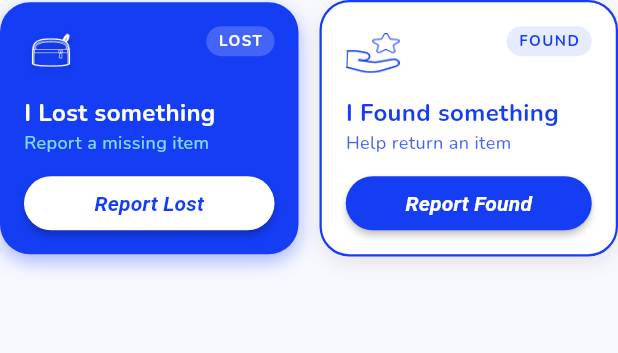
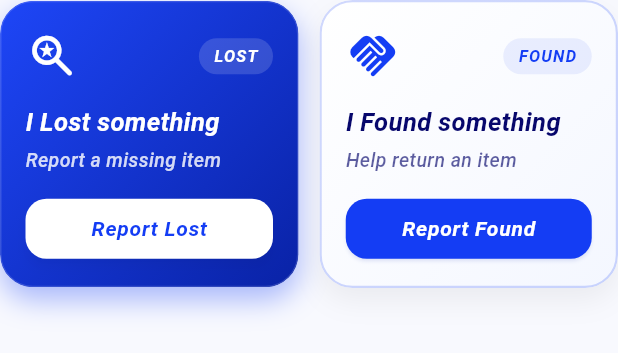
Before and after one commit to chzaeem47/Lost-Loop-, a Flutter app: the ActionCardsSection widget shown alone on an empty page, opened directly, on a phone screen of 412 x 824 dp. Shown: the top 353 px of the screen. Run offline on Flutter 3.47's test engine with Material 3 defaults, Android fonts, the light colour scheme and no system bars; our stand-ins replace flutter_svg, google_fonts; network calls fail; Roboto replaces fonts that are missing (Tinos).

Commit message:
Action Cards of Dashboard new UI

```diff
--- a/lib/views/home/widgets/action_card.dart
+++ b/lib/views/home/widgets/action_card.dart
@@ -1,11 +1,19 @@
 import 'package:flutter/material.dart';
 import 'package:google_fonts/google_fonts.dart';
-import '../../../core/constants/app_assets.dart';
+
 import '../../../core/constants/app_colors.dart';
-import '../../../core/routes/app_routes.dart';
+import '../../report/report_found_screen.dart';
+import '../../report/report_lost_screen.dart';
 
 class ActionCardsSection extends StatelessWidget {
-  const ActionCardsSection({super.key});
+  final VoidCallback? onLostTap;
+  final VoidCallback? onFoundTap;
+
+  const ActionCardsSection({
+    super.key,
+    this.onLostTap,
+    this.onFoundTap,
+  });
 
   @override
   Widget build(BuildContext context) {
@@ -13,104 +21,23 @@ class ActionCardsSection extends StatelessWidget {
       children: [
         // Card 1: I Lost something
         Expanded(
-          child: Container(
-            padding: const EdgeInsets.all(16),
-            decoration: BoxDecoration(
-              color: AppColors.primaryBlue,
-              borderRadius: BorderRadius.circular(20),
-              boxShadow: [
-                BoxShadow(
-                  color: AppColors.primaryBlue.withOpacity(0.35),
-                  blurRadius: 10,
-                  offset: const Offset(0, 5),
+          child: GestureDetector(
+            onTap: onLostTap ??
+                () {
+                  Navigator.push(
+                    context,
+                    MaterialPageRoute(
+                      builder: (context) => const ReportLostScreen(),
                     ),
-              ],
-            ),
-            child: Stack(
-              children: [
-                Column(
-                  crossAxisAlignment: CrossAxisAlignment.start,
-                  mainAxisSize: MainAxisSize.min,
-                  children: [
-                    // Top Icon
-                    Image.asset(
-                      AppAssets.bagIcon,
-                      width: 36,
-                      height: 36,
-                      errorBuilder: (context, error, stackTrace) => const Icon(
-                        Icons.search_rounded,
-                        color: Colors.white,
-                        size: 32,
-                      ),
-                    ),
-                    const SizedBox(height: 10),
-                    Text(
-                      "I Lost something",
-                      style: GoogleFonts.nunito(
-                        color: Colors.white,
-                        fontSize: 16,
-                        fontWeight: FontWeight.bold,
-                      ),
-                    ),
-                    Text(
-                      "Report a missing item",
-                      style: GoogleFonts.nunito(
-                        color: const Color(0xFF80D8FF),
-                        fontSize: 12,
-                        fontWeight: FontWeight.w500,
-                      ),
-                    ),
-                    const SizedBox(height: 14),
-                    SizedBox(
-                      width: double.infinity,
-                      height: 36,
-                      child: ElevatedButton(
-                        style: ElevatedButton.styleFrom(
-                          backgroundColor: Colors.white,
-                          foregroundColor: AppColors.primaryBlue,
-                          elevation: 2,
-                          padding: EdgeInsets.zero,
-                          shape: RoundedRectangleBorder(
-                            borderRadius: BorderRadius.circular(20),
-                          ),
-                        ),
-                        onPressed: () {
-                          Navigator.pushNamed(context, AppRoutes.reportLost);
+                  );
                 },
-                        child: Text(
-                          "Report Lost",
-                          style: GoogleFonts.tinos(
-                            color: AppColors.primaryBlue,
-                            fontWeight: FontWeight.bold,
-                            fontSize: 14,
-                            fontStyle: FontStyle.italic,
-                          ),
-                        ),
-                      ),
-                    ),
-                  ],
-                ),
-                Positioned(
-                  top: 0,
-                  right: 0,
-                  child: Container(
-                    padding: const EdgeInsets.symmetric(horizontal: 8, vertical: 3),
-                    decoration: BoxDecoration(
-                      color: Colors.white.withOpacity(0.2),
-                      borderRadius: BorderRadius.circular(10),
-                    ),
-                    child: Text(
-                      "LOST",
-                      style: GoogleFonts.nunito(
-                        color: Colors.white,
-                        fontSize: 10,
-                        fontWeight: FontWeight.bold,
-                        letterSpacing: 1,
-                      ),
-                    ),
-                  ),
-                ),
-              ],
+            child: const _ActionCard(
+              title: "I Lost something",
+              subtitle: "Report a missing item",
+              buttonText: "Report Lost",
+              icon: Icons.saved_search_rounded,
+              badgeText: "LOST",
+              isPrimary: true,
             ),
           ),
         ),
@@ -119,103 +46,244 @@ class ActionCardsSection extends StatelessWidget {
 
         // Card 2: I Found something
         Expanded(
-          child: Container(
-            padding: const EdgeInsets.all(16),
+          child: GestureDetector(
+            onTap: onFoundTap ??
+                () {
+                  Navigator.push(
+                    context,
+                    MaterialPageRoute(
+                      builder: (context) => const ReportFoundScreen(),
+                    ),
+                  );
+                },
+            child: const _ActionCard(
+              title: "I Found something",
+              subtitle: "Help return an item",
+              buttonText: "Report Found",
+              icon: Icons.handshake_rounded,
+              badgeText: "FOUND",
+              isPrimary: false,
+            ),
+          ),
+        ),
+      ],
+    );
+  }
+}
+
+class _ActionCard extends StatelessWidget {
+  final String title;
+  final String subtitle;
+  final String buttonText;
+  final IconData icon;
+  final String badgeText;
+  final bool isPrimary;
+
+  const _ActionCard({
+    required this.title,
+    required this.subtitle,
+    required this.buttonText,
+    required this.icon,
+    required this.badgeText,
+    required this.isPrimary,
+  });
+
+  @override
+  Widget build(BuildContext context) {
+    final cardBgGradient = isPrimary
+        ? const LinearGradient(
+            colors: [
+              Color(0xFF1E46F7),
+              Color(0xFF0922A6),
+            ],
+            begin: Alignment.topLeft,
+            end: Alignment.bottomRight,
+          )
+        : const LinearGradient(
+            colors: [
+              Colors.white,
+              Color(0xFFF4F7FF),
+            ],
+            begin: Alignment.topLeft,
+            end: Alignment.bottomRight,
+          );
+
+    final cardBorder = isPrimary
+        ? Border.all(color: Colors.white.withOpacity(0.15), width: 1)
+        : Border.all(color: AppColors.primaryBlue.withOpacity(0.2), width: 1.5);
+
+    final shadowColor = isPrimary
+        ? AppColors.primaryBlue.withOpacity(0.35)
+        : Colors.black.withOpacity(0.06);
+
+    final iconColor = isPrimary ? Colors.white : AppColors.primaryBlue;
+
+    final badgeBg = isPrimary
+        ? Colors.white.withOpacity(0.15)
+        : AppColors.primaryBlue.withOpacity(0.08);
+
+    final badgeTextColor = isPrimary ? Colors.white : AppColors.primaryBlue;
+
+    final titleColor = isPrimary ? Colors.white : AppColors.darkNavy;
+
+    final subtitleColor = isPrimary
+        ? Colors.white.withOpacity(0.82)
+        : AppColors.darkNavy.withOpacity(0.65);
+
+    final buttonBg = isPrimary ? Colors.white : AppColors.primaryBlue;
+
+    final buttonFg = isPrimary ? AppColors.primaryBlue : Colors.white;
+
+    return Container(
       decoration: BoxDecoration(
-              color: Colors.white,
-              borderRadius: BorderRadius.circular(20),
-              border: Border.all(
-                color: AppColors.primaryBlue,
-                width: 1.5,
-              ),
+        borderRadius: BorderRadius.circular(22),
         boxShadow: [
           BoxShadow(
-                  color: Colors.black.withOpacity(0.08),
-                  blurRadius: 10,
-                  offset: const Offset(0, 5),
+            color: shadowColor,
+            blurRadius: 16,
+            offset: const Offset(0, 8),
           ),
         ],
       ),
+      child: ClipRRect(
+        borderRadius: BorderRadius.circular(22),
         child: Stack(
           children: [
-                Column(
+            // Decorative background accent circle
+            Positioned(
+              right: -20,
+              top: -20,
+              child: Container(
+                width: 90,
+                height: 90,
+                decoration: BoxDecoration(
+                  shape: BoxShape.circle,
+                  color: isPrimary
+                      ? Colors.white.withOpacity(0.06)
+                      : AppColors.primaryBlue.withOpacity(0.04),
+                ),
+              ),
+            ),
+
+            Container(
+              padding: const EdgeInsets.symmetric(horizontal: 16, vertical: 18),
+              decoration: BoxDecoration(
+                gradient: cardBgGradient,
+                borderRadius: BorderRadius.circular(22),
+                border: cardBorder,
+              ),
+              child: Column(
                 crossAxisAlignment: CrossAxisAlignment.start,
                 mainAxisSize: MainAxisSize.min,
                 children: [
-                    // Top Icon
-                    Image.asset(
-                      AppAssets.groupHandIcon,
-                      width: 36,
-                      height: 36,
-                      errorBuilder: (context, error, stackTrace) => const Icon(
-                        Icons.volunteer_activism_outlined,
-                        color: AppColors.primaryBlue,
-                        size: 32,
+                  // Top Row: Bare Icon + Badge
+                  Row(
+                    mainAxisAlignment: MainAxisAlignment.spaceBetween,
+                    children: [
+                      Icon(
+                        icon,
+                        color: iconColor,
+                        size: 36,
                       ),
+                      Container(
+                        padding: const EdgeInsets.symmetric(
+                          horizontal: 10,
+                          vertical: 4,
                         ),
-                    const SizedBox(height: 10),
-                    Text(
-                      "I Found something",
-                      style: GoogleFonts.nunito(
-                        color: AppColors.primaryBlue,
-                        fontSize: 16,
+                        decoration: BoxDecoration(
+                          color: badgeBg,
+                          borderRadius: BorderRadius.circular(12),
+                        ),
+                        child: Text(
+                          badgeText,
+                          style: GoogleFonts.tinos(
+                            color: badgeTextColor,
+                            fontSize: 11,
+                            fontStyle: FontStyle.italic,
                             fontWeight: FontWeight.bold,
-                      ),
-                    ),
-                    Text(
-                      "Help return an item",
-                      style: GoogleFonts.nunito(
-                        color: AppColors.primaryBlue.withOpacity(0.8),
-                        fontSize: 12,
-                        fontWeight: FontWeight.w500,
-                      ),
-                    ),
-                    const SizedBox(height: 14),
-                    SizedBox(
-                      width: double.infinity,
-                      height: 36,
-                      child: ElevatedButton(
-                        style: ElevatedButton.styleFrom(
-                          backgroundColor: AppColors.primaryBlue,
-                          foregroundColor: Colors.white,
-                          elevation: 2,
-                          padding: EdgeInsets.zero,
-                          shape: RoundedRectangleBorder(
-                            borderRadius: BorderRadius.circular(20),
-                          ),
-                        ),
-                        onPressed: () {
-                          Navigator.pushNamed(context, AppRoutes.reportFound);
-                        },
-                        child: Text(
-                          "Report Found",
-                          style: GoogleFonts.tinos(
-                            color: Colors.white,
-                            fontWeight: FontWeight.bold,
-                            fontSize: 14,
-                            fontStyle: FontStyle.italic,
-                          ),
+                            letterSpacing: 0.8,
                           ),
                         ),
                       ),
                     ],
                   ),
-                Positioned(
-                  top: 0,
-                  right: 0,
-                  child: Container(
-                    padding: const EdgeInsets.symmetric(horizontal: 8, vertical: 3),
-                    decoration: BoxDecoration(
-                      color: AppColors.primaryBlue.withOpacity(0.1),
-                      borderRadius: BorderRadius.circular(10),
+
+                  const SizedBox(height: 14),
+
+                  // Title
+                  Text(
+                    title,
+                    maxLines: 1,
+                    overflow: TextOverflow.ellipsis,
+                    style: GoogleFonts.tinos(
+                      color: titleColor,
+                      fontSize: 17,
+                      fontStyle: FontStyle.italic,
+                      fontWeight: FontWeight.bold,
                     ),
+                  ),
+
+                  const SizedBox(height: 4),
+
+                  // Subtitle
+                  Text(
+                    subtitle,
+                    maxLines: 1,
+                    overflow: TextOverflow.ellipsis,
+                    style: GoogleFonts.tinos(
+                      color: subtitleColor,
+                      fontSize: 13,
+                      fontStyle: FontStyle.italic,
+                      fontWeight: FontWeight.w500,
+                    ),
+                  ),
+
+                  const SizedBox(height: 16),
+
+                  // Action Button
+                  SizedBox(
+                    width: double.infinity,
+                    height: 40,
+                    child: ElevatedButton(
+                      style: ElevatedButton.styleFrom(
+                        backgroundColor: buttonBg,
+                        foregroundColor: buttonFg,
+                        elevation: isPrimary ? 3 : 1,
+                        shadowColor: isPrimary
+                            ? Colors.black.withOpacity(0.2)
+                            : AppColors.primaryBlue.withOpacity(0.2),
+                        padding: const EdgeInsets.symmetric(horizontal: 12),
+                        shape: RoundedRectangleBorder(
+                          borderRadius: BorderRadius.circular(14),
+                        ),
+                      ),
+                      onPressed: () {
+                        if (isPrimary) {
+                          Navigator.push(
+                            context,
+                            MaterialPageRoute(
+                              builder: (context) => const ReportLostScreen(),
+                            ),
+                          );
+                        } else {
+                          Navigator.push(
+                            context,
+                            MaterialPageRoute(
+                              builder: (context) => const ReportFoundScreen(),
+                            ),
+                          );
+                        }
+                      },
                       child: Text(
-                      "FOUND",
-                      style: GoogleFonts.nunito(
-                        color: AppColors.primaryBlue,
-                        fontSize: 10,
+                        buttonText,
+                        maxLines: 1,
+                        overflow: TextOverflow.ellipsis,
+                        style: GoogleFonts.tinos(
+                          color: buttonFg,
+                          fontStyle: FontStyle.italic,
                           fontWeight: FontWeight.bold,
-                        letterSpacing: 1,
+                          fontSize: 14,
+                          letterSpacing: 0.5,
                         ),
                       ),
                     ),
@@ -223,8 +291,9 @@ class ActionCardsSection extends StatelessWidget {
                 ],
               ),
             ),
+          ],
         ),
-      ],
+      ),
     );
   }
 }
```
Also changed, not shown: pubspec.lock. Lines whose indentation alone changed are shown as unchanged.
